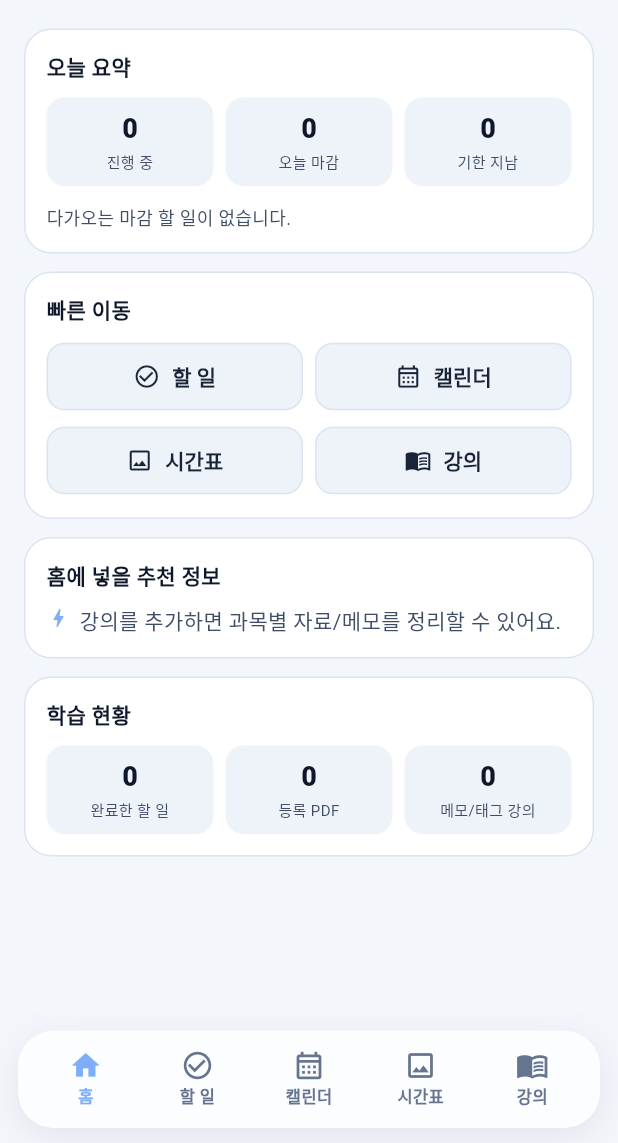
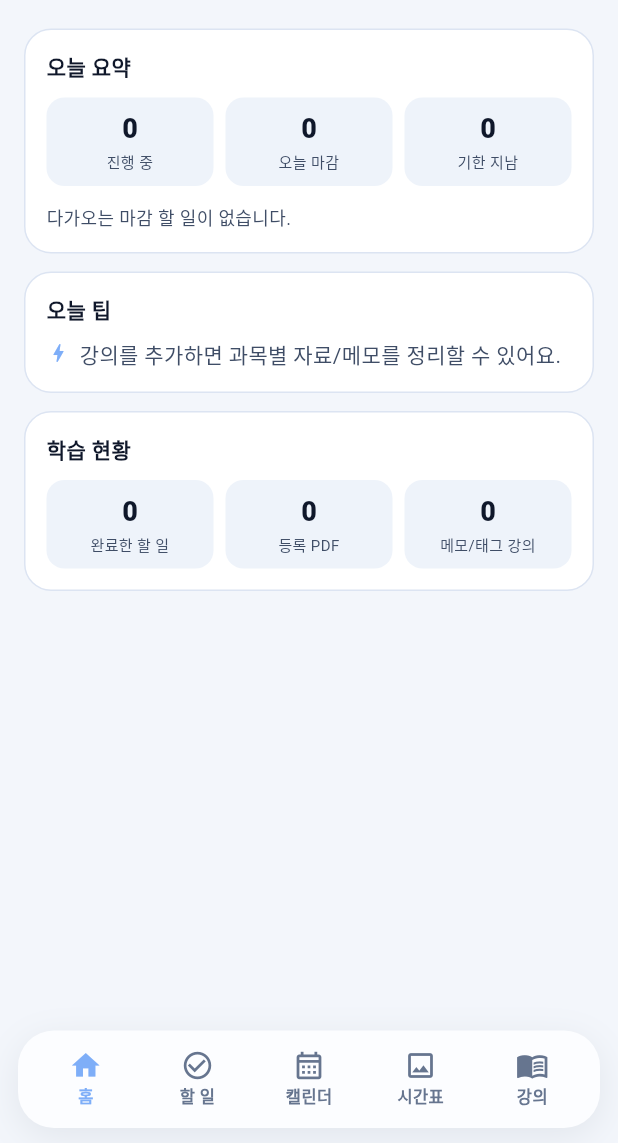
Before and after one commit to minwoo-khu/Campusmate, a Flutter app: the screen it shows after launch, on a phone screen of 412 x 824 dp, the part 93-1236 px from its top. Run offline on Flutter 3.47's test engine with Material 3 defaults, Android fonts, the light colour scheme and no system bars; our stand-ins replace file_picker, flutter_local_notifications, flutter_timezone, google_mobile_ads, hive, hive_flutter and 4 more; missing offline and left inert: cryptography, google_mlkit_text_recognition, home_widget, pdfx; accounts and stored records are empty.

Commit message:
fix: simplify home card sections and lift PDF memo sheets

```diff
--- a/apps/mobile/lib/app/home_screen.dart
+++ b/apps/mobile/lib/app/home_screen.dart
@@ -10,13 +10,8 @@ import 'theme.dart';
 
 class HomeScreen extends StatelessWidget {
   final VoidCallback onOpenSettings;
-  final ValueChanged<int> onNavigateToTab;
 
-  const HomeScreen({
-    super.key,
-    required this.onOpenSettings,
-    required this.onNavigateToTab,
-  });
+  const HomeScreen({super.key, required this.onOpenSettings});
 
   String _t(BuildContext context, String ko, String en) => context.tr(ko, en);
 
@@ -211,62 +206,7 @@ class HomeScreen extends StatelessWidget {
                       crossAxisAlignment: CrossAxisAlignment.start,
                       children: [
                         Text(
-                          _t(context, '빠른 이동', 'Quick actions'),
-                          style: TextStyle(
-                            fontWeight: FontWeight.w700,
-                            color: cm.textPrimary,
-                          ),
-                        ),
-                        const SizedBox(height: 10),
-                        Row(
-                          children: [
-                            Expanded(
-                              child: _QuickActionButton(
-                                icon: Icons.check_circle_outline,
-                                label: _t(context, '할 일', 'Todo'),
-                                onTap: () => onNavigateToTab(1),
-                              ),
-                            ),
-                            const SizedBox(width: 8),
-                            Expanded(
-                              child: _QuickActionButton(
-                                icon: Icons.calendar_month_outlined,
-                                label: _t(context, '캘린더', 'Calendar'),
-                                onTap: () => onNavigateToTab(2),
-                              ),
-                            ),
-                          ],
-                        ),
-                        const SizedBox(height: 8),
-                        Row(
-                          children: [
-                            Expanded(
-                              child: _QuickActionButton(
-                                icon: Icons.image_outlined,
-                                label: _t(context, '시간표', 'Timetable'),
-                                onTap: () => onNavigateToTab(3),
-                              ),
-                            ),
-                            const SizedBox(width: 8),
-                            Expanded(
-                              child: _QuickActionButton(
-                                icon: Icons.menu_book_outlined,
-                                label: _t(context, '강의', 'Courses'),
-                                onTap: () => onNavigateToTab(4),
-                              ),
-                            ),
-                          ],
-                        ),
-                      ],
-                    ),
-                  ),
-                  const SizedBox(height: 12),
-                  _SectionCard(
-                    child: Column(
-                      crossAxisAlignment: CrossAxisAlignment.start,
-                      children: [
-                        Text(
-                          _t(context, '홈에 넣을 추천 정보', 'Suggested for home'),
+                          _t(context, '오늘 팁', 'Today tip'),
                           style: TextStyle(
                             fontWeight: FontWeight.w700,
                             color: cm.textPrimary,
@@ -414,30 +354,3 @@ class _StatChip extends StatelessWidget {
     );
   }
 }
-
-class _QuickActionButton extends StatelessWidget {
-  final IconData icon;
-  final String label;
-  final VoidCallback onTap;
-
-  const _QuickActionButton({
-    required this.icon,
-    required this.label,
-    required this.onTap,
-  });
-
-  @override
-  Widget build(BuildContext context) {
-    final cm = context.cmColors;
-    return OutlinedButton.icon(
-      onPressed: onTap,
-      icon: Icon(icon, size: 18),
-      label: Text(label),
-      style: OutlinedButton.styleFrom(
-        foregroundColor: cm.textSecondary,
-        side: BorderSide(color: cm.cardBorder),
-        backgroundColor: cm.inputBg,
-      ),
-    );
-  }
-}
--- a/apps/mobile/lib/app/root_shell.dart
+++ b/apps/mobile/lib/app/root_shell.dart
@@ -246,12 +246,7 @@ class _RootShellState extends State<RootShell> {
     final cm = context.cmColors;
 
     final tabs = [
-      HomeScreen(
-        onOpenSettings: _openSettings,
-        onNavigateToTab: (index) {
-          _setCurrentTab(index);
-        },
-      ),
+      HomeScreen(onOpenSettings: _openSettings),
       TodoScreen(
         highlightTodoIdListenable: _todoLink,
         resetUiListenable: _todoUiResetEpoch,
--- a/apps/mobile/lib/features/courses/pdf_viewer_screen.dart
+++ b/apps/mobile/lib/features/courses/pdf_viewer_screen.dart
@@ -327,6 +327,7 @@ class _PdfViewerScreenState extends State<PdfViewerScreen> {
     final saved = await showModalBottomSheet<bool>(
       context: context,
       isScrollControlled: true,
+      useSafeArea: true,
       backgroundColor: cm.scaffoldBg,
       builder: (sheetContext) {
         final mq = MediaQuery.of(sheetContext);
@@ -412,6 +413,7 @@ class _PdfViewerScreenState extends State<PdfViewerScreen> {
     final result = await showModalBottomSheet<_PageMemoResult>(
       context: context,
       isScrollControlled: true,
+      useSafeArea: true,
       backgroundColor: cm.scaffoldBg,
       builder: (_) {
         var selectedTags = _sanitizeTags(current.tags);
@@ -682,12 +684,19 @@ class _PdfViewerScreenState extends State<PdfViewerScreen> {
     showModalBottomSheet(
       context: context,
       isScrollControlled: true,
+      useSafeArea: true,
       backgroundColor: context.cmColors.scaffoldBg,
       builder: (_) {
         final cm = context.cmColors;
         if (pagesAll.isEmpty) {
+          final mq = MediaQuery.of(context);
           return Padding(
-            padding: EdgeInsets.all(16),
+            padding: EdgeInsets.fromLTRB(
+              16,
+              16,
+              16,
+              mq.viewPadding.bottom + 20,
+            ),
             child: Text(
               _t('아직 페이지 메모가 없습니다.', 'No page memos yet.'),
               style: TextStyle(color: cm.textSecondary),
@@ -739,7 +748,7 @@ class _PdfViewerScreenState extends State<PdfViewerScreen> {
                   bottom:
                       MediaQuery.of(context).viewInsets.bottom +
                       MediaQuery.of(context).viewPadding.bottom +
-                      12,
+                      20,
                 ),
                 child: Column(
                   children: [
```
